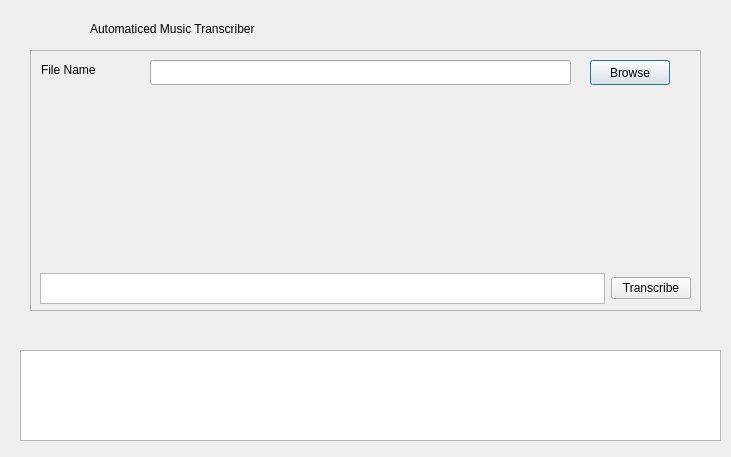
First picture: the form in UI/amtwinx.ui, repository SboneloMdluli/Automatic-Music-Transcription-using-Deep-Learning, before the edit.
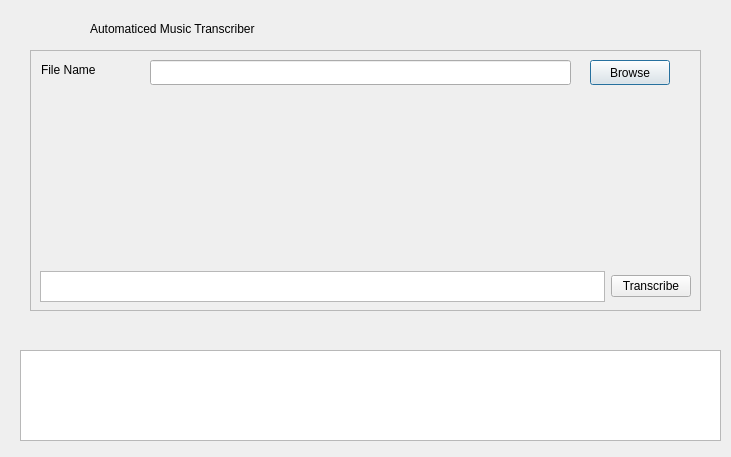
Second picture: the form after the edit.

Patch:
```diff
--- a/UI/amtwinx.ui
+++ b/UI/amtwinx.ui
@@ -74,11 +74,11 @@
      <string>Browse</string>
     </property>
    </widget>
-   <widget class="QWidget" name="">
+   <widget class="QWidget" name="layoutWidget">
     <property name="geometry">
      <rect>
       <x>10</x>
-      <y>223</y>
+      <y>221</y>
       <width>651</width>
       <height>31</height>
      </rect>
```
Left out of the diff: 6 changed lines with no effect on the pictures.
